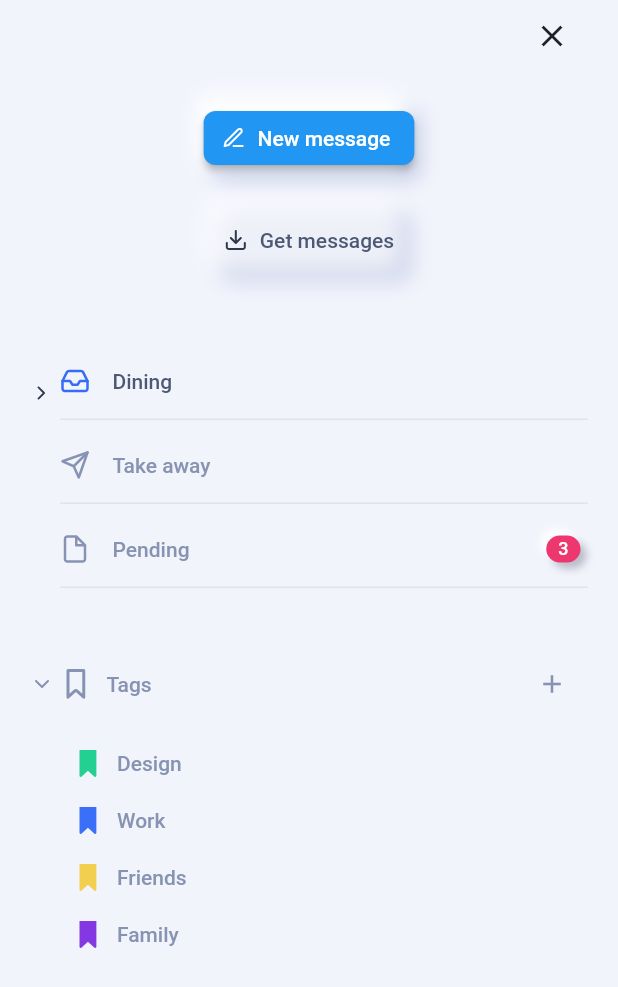
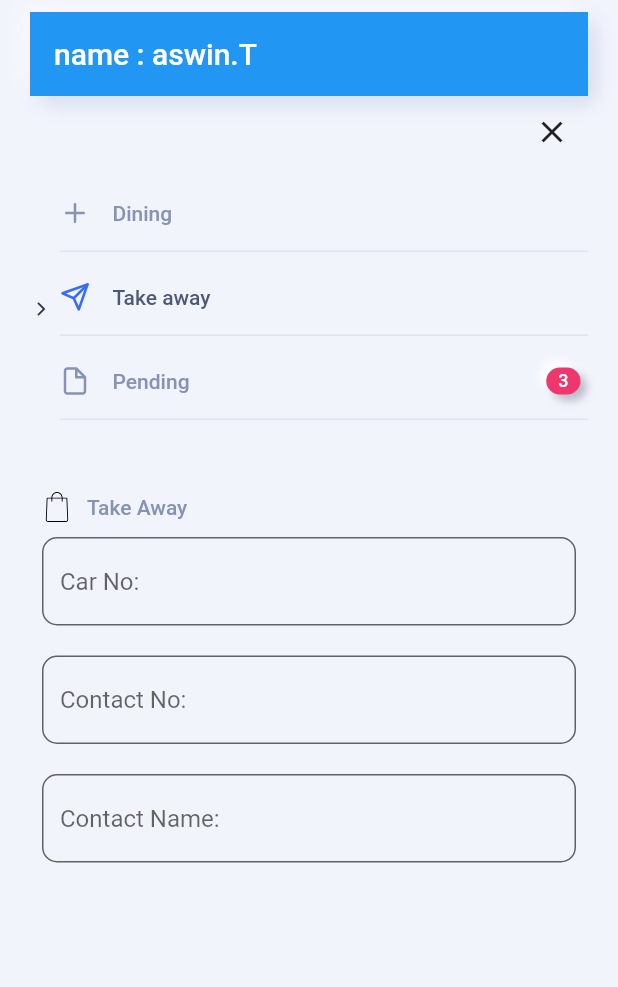
Before and after one commit to aswinbbc/zoomie, a Flutter app: the SideMenu widget shown alone on an empty page, opened directly, after a tap on "Take away", on a phone screen of 412 x 824 dp. Shown: the top 987 px of the screen. Run offline on Flutter 3.47's test engine with Material 2 defaults, Android fonts, the phone set to English and light mode, and no system bars; our stand-ins replace fluttertoast, image_picker, shared_preferences, websafe_svg; accounts and stored records are empty.

Commit message:
take away

```diff
--- a/lib/components/side_menu.dart
+++ b/lib/components/side_menu.dart
@@ -1,18 +1,28 @@
 import 'package:flutter/material.dart';
+import 'package:zoomie_kot/components/pending.dart';
+
 import '/responsive.dart';
-import 'package:websafe_svg/websafe_svg.dart';
-
 import '../utils/constants.dart';
 import '../extensions.dart';
 import 'side_menu_item.dart';
-import 'tags.dart';
-
+import 'tables.dart';
 import 'package:flutter/foundation.dart' show kIsWeb;
 
-class SideMenu extends StatelessWidget {
-  const SideMenu({
+import 'take_away.dart';
+
+class SideMenu extends StatefulWidget {
+  SideMenu({
     Key? key,
   }) : super(key: key);
+  static List<Widget> items = [Tables(), TakeAway(), Pending()];
+  final username = "aswin.T";
+
+  @override
+  State<SideMenu> createState() => _SideMenuState();
+}
+
+class _SideMenuState extends State<SideMenu> {
+  var selectedIndex = 0;
 
   @override
   Widget build(BuildContext context) {
@@ -25,6 +35,9 @@ class SideMenu extends StatelessWidget {
           padding: EdgeInsets.symmetric(horizontal: kDefaultPadding),
           child: Column(
             children: [
+              const SizedBox(height: 8),
+              AppBar(title: Text("name : ${widget.username}"), elevation: 0)
+                  .addNeumorphism(),
               Row(
                 children: [
                   Spacer(),
@@ -32,66 +45,39 @@ class SideMenu extends StatelessWidget {
                   if (!Responsive.isDesktop(context)) CloseButton(),
                 ],
               ),
-              SizedBox(height: kDefaultPadding),
-              ElevatedButton.icon(
-                style: ButtonStyle(
-                  shape: MaterialStateProperty.all<RoundedRectangleBorder>(
-                    RoundedRectangleBorder(
-                      borderRadius: BorderRadius.circular(8.0),
-                    ),
-                  ),
-                ),
-                onPressed: () {},
-                icon: WebsafeSvg.asset("assets/Icons/Edit.svg", width: 16),
-                label: Text(
-                  "New message",
-                  style: TextStyle(color: Colors.white),
-                ),
-              ).addNeumorphism(
-                topShadowColor: Colors.white,
-                bottomShadowColor: Color(0xFF234395).withOpacity(0.2),
-              ),
-              SizedBox(height: kDefaultPadding),
-              TextButton.icon(
-                style: ButtonStyle(
-                  shape: MaterialStateProperty.all<RoundedRectangleBorder>(
-                    RoundedRectangleBorder(
-                      borderRadius: BorderRadius.circular(8.0),
-                    ),
-                  ),
-                ),
-                onPressed: () {},
-                icon: WebsafeSvg.asset("assets/Icons/Download.svg", width: 16),
-                label: Text(
-                  "Get messages",
-                  style: TextStyle(color: kTextColor),
-                ),
-              ).addNeumorphism(),
-              SizedBox(height: kDefaultPadding * 2),
-              // Menu Items
               SideMenuItem(
-                press: () {},
+                press: () {
+                  setState(() {
+                    selectedIndex = 0;
+                  });
+                },
                 title: "Dining",
-                iconSrc: "assets/Icons/Inbox.svg",
-                isActive: true,
+                iconSrc: "assets/Icons/Plus.svg",
+                isActive: selectedIndex == 0,
               ),
               SideMenuItem(
-                press: () {},
+                press: () {
+                  setState(() {
+                    selectedIndex = 1;
+                  });
+                },
                 title: "Take away",
                 iconSrc: "assets/Icons/Send.svg",
-                isActive: false,
+                isActive: selectedIndex == 1,
               ),
               SideMenuItem(
-                press: () {},
+                press: () {
+                  setState(() {
+                    selectedIndex = 2;
+                  });
+                },
                 title: "Pending",
                 iconSrc: "assets/Icons/File.svg",
-                isActive: false,
+                isActive: selectedIndex == 2,
                 itemCount: 3,
               ),
-
               SizedBox(height: kDefaultPadding * 2),
-              // Tags
-              Tags(),
+              SideMenu.items[selectedIndex],
             ],
           ),
         ),
--- /dev/null
+++ b/lib/components/tables.dart
@@ -0,0 +1,64 @@
+import 'package:flutter/material.dart';
+import 'package:websafe_svg/websafe_svg.dart';
+import 'package:zoomie_kot/extensions.dart';
+
+import '../utils/constants.dart';
+
+class Tables extends StatelessWidget {
+  const Tables({
+    Key? key,
+  }) : super(key: key);
+
+  @override
+  Widget build(BuildContext context) {
+    return Column(
+      children: [
+        Row(
+          children: [
+            // WebsafeSvg.asset("assets/Icons/Plus.svg", width: 16),
+            // SizedBox(width: kDefaultPadding / 4),
+            WebsafeSvg.asset("assets/Icons/table.svg", width: 20),
+            SizedBox(width: kDefaultPadding / 2),
+            Text(
+              "Tables",
+              style: Theme.of(context)
+                  .textTheme
+                  .button!
+                  .copyWith(color: kGrayColor),
+            ),
+          ],
+        ),
+        const SizedBox(height: kDefaultPadding / 2),
+        buildTable(context, isSelected: true, title: "table 1"),
+        buildTable(context, title: "table 2"),
+        buildTable(context, title: "table 3"),
+        buildTable(context, title: "table 4"),
+      ],
+    );
+  }
+
+  InkWell buildTable(BuildContext context,
+      {bool isSelected = false, required String title}) {
+    return InkWell(
+      onTap: () {},
+      child: Padding(
+        padding: const EdgeInsets.fromLTRB(kDefaultPadding * 1.5, 10, 0, 0),
+        child: Card(
+          shape: RoundedRectangleBorder(
+            side: BorderSide(
+              color: isSelected ? Colors.blue : Colors.black,
+            ),
+            borderRadius: BorderRadius.circular(15.0),
+          ),
+          child: ListTile(
+              leading: WebsafeSvg.asset(
+                "assets/Icons/tb.svg",
+                height: 30,
+                color: isSelected ? Colors.blue : null,
+              ),
+              title: Text(title)),
+        ).addNeumorphism(),
+      ),
+    );
+  }
+}
--- a/lib/components/tags.dart
+++ /dev/null
@@ -1,76 +0,0 @@
-import 'package:flutter/material.dart';
-import 'package:websafe_svg/websafe_svg.dart';
-
-import '../utils/constants.dart';
-
-class Tags extends StatelessWidget {
-  const Tags({
-    Key? key,
-  }) : super(key: key);
-
-  @override
-  Widget build(BuildContext context) {
-    return Column(
-      children: [
-        Row(
-          children: [
-            WebsafeSvg.asset("assets/Icons/Angle down.svg", width: 16),
-            SizedBox(width: kDefaultPadding / 4),
-            WebsafeSvg.asset("assets/Icons/Markup.svg", width: 20),
-            SizedBox(width: kDefaultPadding / 2),
-            Text(
-              "Tags",
-              style: Theme.of(context)
-                  .textTheme
-                  .button!
-                  .copyWith(color: kGrayColor),
-            ),
-            Spacer(),
-            MaterialButton(
-              padding: EdgeInsets.all(10),
-              minWidth: 40,
-              onPressed: () {},
-              child: Icon(
-                Icons.add,
-                color: kGrayColor,
-                size: 20,
-              ),
-            )
-          ],
-        ),
-        SizedBox(height: kDefaultPadding / 2),
-        buildTag(context, color: Color(0xFF23CF91), title: "Design"),
-        buildTag(context, color: Color(0xFF3A6FF7), title: "Work"),
-        buildTag(context, color: Color(0xFFF3CF50), title: "Friends"),
-        buildTag(context, color: Color(0xFF8338E1), title: "Family"),
-      ],
-    );
-  }
-
-  InkWell buildTag(BuildContext context,
-      {required Color color, required String title}) {
-    return InkWell(
-      onTap: () {},
-      child: Padding(
-        padding: const EdgeInsets.fromLTRB(kDefaultPadding * 1.5, 10, 0, 10),
-        child: Row(
-          children: [
-            WebsafeSvg.asset(
-              "assets/Icons/Markup filled.svg",
-              height: 18,
-              color: color,
-            ),
-            SizedBox(width: kDefaultPadding / 2),
-            Text(
-              title,
-              style: Theme.of(context)
-                  .textTheme
-                  .button!
-                  .copyWith(color: kGrayColor),
-            ),
-          ],
-        ),
-      ),
-    );
-  }
-}
--- /dev/null
+++ b/lib/components/take_away.dart
@@ -0,0 +1,88 @@
+import 'package:flutter/material.dart';
+import 'package:websafe_svg/websafe_svg.dart';
+
+import '../utils/constants.dart';
+
+class TakeAway extends StatelessWidget {
+  const TakeAway({Key? key}) : super(key: key);
+
+  @override
+  Widget build(BuildContext context) {
+    return Padding(
+      padding: const EdgeInsets.all(8.0),
+      child: Column(
+        children: [
+          Row(
+            children: [
+              // WebsafeSvg.asset("assets/Icons/Plus.svg", width: 16),
+              // SizedBox(width: kDefaultPadding / 4),
+              WebsafeSvg.asset("assets/Icons/bag.svg", width: 20),
+              const SizedBox(width: kDefaultPadding / 2),
+              Text(
+                "Take Away",
+                style: Theme.of(context)
+                    .textTheme
+                    .button!
+                    .copyWith(color: kGrayColor),
+              ),
+            ],
+          ),
+          const SizedBox(height: kDefaultPadding / 2),
+          Row(
+            children: [
+              Expanded(
+                child: TextField(
+                  onChanged: (value) {},
+                  decoration: const InputDecoration(
+                    hintText: "Car No:",
+                    fillColor: kBgLightColor,
+                    filled: true,
+                    border: OutlineInputBorder(
+                      borderRadius: BorderRadius.all(Radius.circular(10)),
+                    ),
+                  ),
+                ),
+              ),
+            ],
+          ),
+          const SizedBox(height: kDefaultPadding / 1),
+          Row(
+            children: [
+              Expanded(
+                child: TextField(
+                  onChanged: (value) {},
+                  decoration: const InputDecoration(
+                    hintText: "Contact No:",
+                    fillColor: kBgLightColor,
+                    filled: true,
+                    border: OutlineInputBorder(
+                      borderRadius: BorderRadius.all(Radius.circular(10)),
+                    ),
+                  ),
+                ),
+              ),
+            ],
+          ),
+          const SizedBox(height: kDefaultPadding / 1),
+          Row(
+            children: [
+              Expanded(
+                child: TextField(
+                  onChanged: (value) {},
+                  decoration: const InputDecoration(
+                    hintText: "Contact Name:",
+                    fillColor: kBgLightColor,
+                    filled: true,
+                    border: OutlineInputBorder(
+                      borderRadius: BorderRadius.all(Radius.circular(10)),
+                    ),
+                  ),
+                ),
+              ),
+            ],
+          ),
+        ],
+      ),
+    );
+  }
+}
--- a/lib/screens/email/email_screen.dart
+++ b/lib/screens/email/email_screen.dart
@@ -1,5 +1,5 @@
 import 'package:flutter/material.dart';
-import '/models/Email.dart';
+import '../../models/email.dart';
 import 'package:websafe_svg/websafe_svg.dart';
 
 import '../../utils/constants.dart';
--- a/lib/screens/main/components/email_card.dart
+++ b/lib/screens/main/components/email_card.dart
@@ -1,5 +1,5 @@
 import 'package:flutter/material.dart';
-import '/models/Email.dart';
+import '../../../models/email.dart';
 import 'package:websafe_svg/websafe_svg.dart';
 
 import '../../../utils/constants.dart';
--- a/lib/screens/main/components/list_of_emails.dart
+++ b/lib/screens/main/components/list_of_emails.dart
@@ -1,6 +1,6 @@
 import 'package:flutter/material.dart';
 import '/components/side_menu.dart';
-import '/models/Email.dart';
+import '../../../models/email.dart';
 import '/responsive.dart';
 import '/screens/email/email_screen.dart';
 import 'package:websafe_svg/websafe_svg.dart';
--- a/lib/screens/main/main_screen.dart
+++ b/lib/screens/main/main_screen.dart
@@ -30,7 +30,7 @@ class MainScreen extends StatelessWidget {
             // Once our width is less then 1300 then it start showing errors
             // Now there is no error if our width is less then 1340
             Expanded(
-              flex: _size.width > 1340 ? 2 : 4,
+              flex: _size.width > 1340 ? 2 : 5,
               child: SideMenu(),
             ),
             Expanded(
@@ -38,7 +38,7 @@ class MainScreen extends StatelessWidget {
               child: ListOfEmails(),
             ),
             Expanded(
-              flex: _size.width > 1340 ? 8 : 10,
+              flex: _size.width > 1340 ? 8 : 9,
               child: EmailScreen(),
             ),
           ],
```
Also changed, not shown: lib/components/pending.dart (added, +32 -0 lines), lib/models/category.dart (added, +24 -0 lines), lib/models/sub_category.dart (added, +34 -0 lines), lib/models/table.dart (added, +24 -0 lines), lib/pages/take_away.dart (deleted, +0 -15 lines), assets/Icons/bag.svg (added), assets/Icons/table.svg (added), assets/Icons/tb.svg (added).
